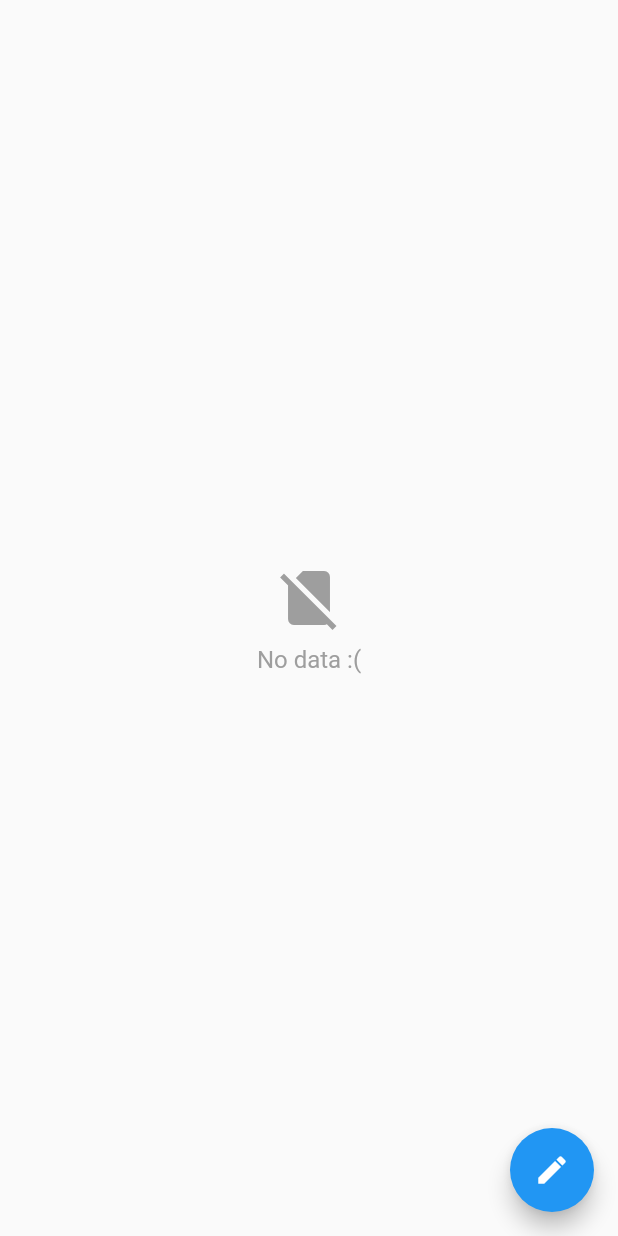
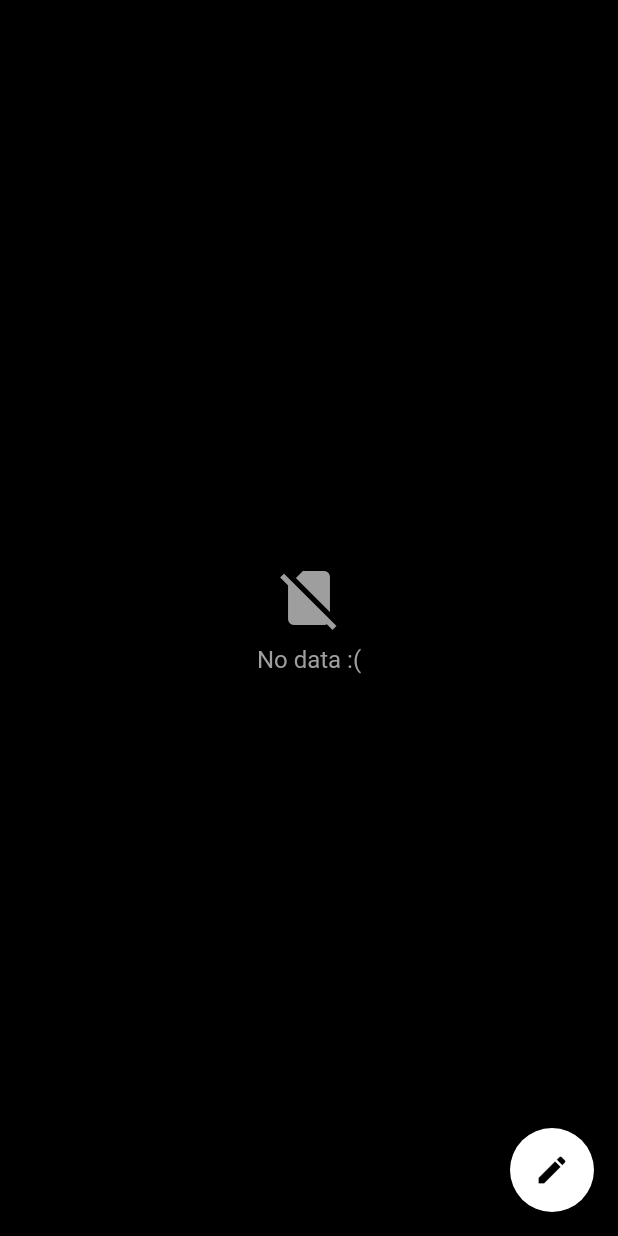
Before and after one commit to choisc91/daily_essay, a Flutter app: the screen it shows after launch, on a phone screen of 412 x 824 dp. Run offline on Flutter 3.47's test engine with Material 2 defaults, Android fonts, the phone set to English and light mode, and no system bars; our stand-ins replace freezed_annotation, image_picker, sqflite; accounts and stored records are empty.

Commit message:
fix : 누락된 커밋 추가

```diff
--- a/lib/di/provider_setup.dart
+++ b/lib/di/provider_setup.dart
@@ -11,6 +11,7 @@ import 'package:daily_essay/domain/use_case/essay_use_cases.dart';
 import 'package:daily_essay/domain/use_case/picture/get_gallery_picture_use_case.dart';
 import 'package:daily_essay/domain/use_case/picture/get_shoot_picture_use_case.dart';
 import 'package:daily_essay/domain/use_case/picture_use_cases.dart';
+import 'package:daily_essay/presentation/edit/edit_view_model.dart';
 import 'package:daily_essay/presentation/home/home_view_model.dart';
 import 'package:image_picker/image_picker.dart';
 import 'package:provider/provider.dart';
@@ -37,7 +38,7 @@ Future<List<SingleChildWidget>> getProviders() async {
   final pickupPicture = PickupPicture(ImagePicker());
   final pictureRepo = PictureRepositoryImpl(pickupPicture);
 
-  final pictureUsecases = PictureUseCases(
+  final pictureUseCases = PictureUseCases(
     getGalleryPicture: GetGalleryPictureUseCase(pictureRepo),
     getShootPicture: GetShootPictureUseCase(pictureRepo),
   );
@@ -45,8 +46,10 @@ Future<List<SingleChildWidget>> getProviders() async {
   // todo edit 뷰모델 작성 후 수정 요.
 
   final homeViewModel = HomeViewModel(essayUseCases);
+  final editViewModel = EditViewModel(pictureUseCases);
 
   return [
     ChangeNotifierProvider(create: (context) => homeViewModel),
+    ChangeNotifierProvider(create: (context) => editViewModel),
   ];
 }
--- a/lib/presentation/home/home_screen.dart
+++ b/lib/presentation/home/home_screen.dart
@@ -1,3 +1,4 @@
+import 'package:daily_essay/presentation/edit/edit_screen.dart';
 import 'package:daily_essay/presentation/home/components/empty_screen.dart';
 import 'package:daily_essay/presentation/home/components/essay_item.dart';
 import 'package:daily_essay/presentation/home/home_state.dart';
@@ -15,10 +16,10 @@ class HomeScreen extends StatelessWidget {
   Widget build(BuildContext context) {
     final viewModel = context.watch<HomeViewModel>();
     final state = viewModel.state;
-
     return Scaffold(
+      backgroundColor: Colors.black,
       body: _buildBody(state),
-      floatingActionButton: _buildFab(),
+      floatingActionButton: _buildFab(context),
     );
   }
 
@@ -26,7 +27,6 @@ class HomeScreen extends StatelessWidget {
     if (state.essays.isEmpty) {
       return const EmptyScreen();
     } else {
-      // todo add page view.
       return PageView(
         controller: _pageCtrl,
         scrollDirection: Axis.vertical,
@@ -35,11 +35,12 @@ class HomeScreen extends StatelessWidget {
     }
   }
 
-  Widget _buildFab() {
+  Widget _buildFab(BuildContext context) {
     return FloatingActionButton(
-      child: const Icon(Icons.create, color: Colors.white),
+      backgroundColor: Colors.white,
+      child: const Icon(Icons.create, color: Colors.black),
       onPressed: () {
-        // todo add essay.
+        Navigator.push(context, MaterialPageRoute(builder: (context) => const EditScreen()));
       },
     );
   }
--- a/lib/presentation/home/home_state.dart
+++ b/lib/presentation/home/home_state.dart
@@ -7,5 +7,6 @@ part 'home_state.freezed.dart';
 abstract class HomeState with _$HomeState {
   factory HomeState({
     required List<Essay> essays,
+    // todo
   }) = _HomeState;
 }
```
Also changed, not shown: lib/presentation/edit/edit_event.dart (+13 -0 lines), lib/presentation/edit/edit_screen.dart (+36 -3 lines), lib/presentation/edit/edit_view_model.dart (+9 -0 lines), lib/presentation/edit/edit_event.freezed.dart (added).
